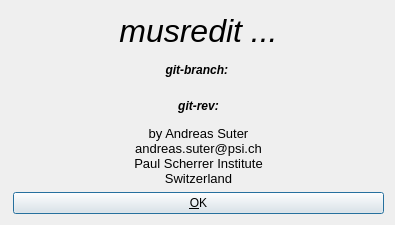
Above: src/musredit_qt6/musredit/forms/PMusrEditAbout.ui from aPeter1/musrfit-fork before the change. Below: the same form after it.
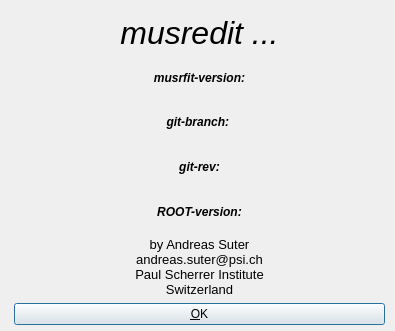
That is the form after the change. Icons and pictures are not drawn.

Commit message: add ROOT version information for better diagnostics.

```diff
--- a/src/musredit_qt6/musredit/forms/PMusrEditAbout.ui
+++ b/src/musredit_qt6/musredit/forms/PMusrEditAbout.ui
@@ -7,7 +7,7 @@
     <x>0</x>
     <y>0</y>
     <width>395</width>
-    <height>225</height>
+    <height>331</height>
    </rect>
   </property>
   <property name="windowTitle">
@@ -17,13 +17,13 @@
    <iconset>
     <normaloff>:/images/musrfit.xpm</normaloff>:/images/musrfit.xpm</iconset>
   </property>
-  <widget class="QWidget" name="layoutWidget">
+  <widget class="QWidget" name="">
    <property name="geometry">
     <rect>
-     <x>13</x>
-     <y>13</y>
+     <x>14</x>
+     <y>14</y>
      <width>371</width>
-     <height>201</height>
+     <height>311</height>
     </rect>
    </property>
    <layout class="QVBoxLayout" name="verticalLayout">
@@ -44,6 +44,26 @@
 &lt;/style&gt;&lt;/head&gt;&lt;body style=&quot; font-family:'Sans Serif'; font-size:24pt; font-weight:400; font-style:italic;&quot;&gt;
 &lt;p align=&quot;center&quot; style=&quot; margin-top:0px; margin-bottom:0px; margin-left:0px; margin-right:0px; -qt-block-indent:0; text-indent:0px;&quot;&gt;musredit ...&lt;/p&gt;&lt;/body&gt;&lt;/html&gt;</string>
       </property>
+      <property name="alignment">
+       <set>Qt::AlignCenter</set>
+      </property>
+     </widget>
+    </item>
+    <item>
+     <widget class="QLabel" name="fMusrfitVersion_label">
+      <property name="font">
+       <font>
+        <weight>75</weight>
+        <italic>true</italic>
+        <bold>true</bold>
+       </font>
+      </property>
+      <property name="text">
+       <string>musrfit-version:</string>
+      </property>
+      <property name="alignment">
+       <set>Qt::AlignCenter</set>
+      </property>
      </widget>
     </item>
     <item>
@@ -80,6 +100,23 @@
       </property>
      </widget>
     </item>
+    <item>
+     <widget class="QLabel" name="fRootVersion_label">
+      <property name="font">
+       <font>
+        <weight>75</weight>
+        <italic>true</italic>
+        <bold>true</bold>
+       </font>
+      </property>
+      <property name="text">
+       <string>ROOT-version:</string>
+      </property>
+      <property name="alignment">
+       <set>Qt::AlignCenter</set>
+      </property>
+     </widget>
+    </item>
     <item>
      <widget class="QLabel" name="fDetails_label">
       <property name="text">
```
The commit also changes 14 other files.
